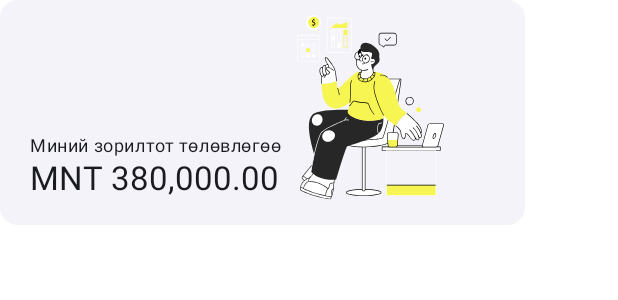
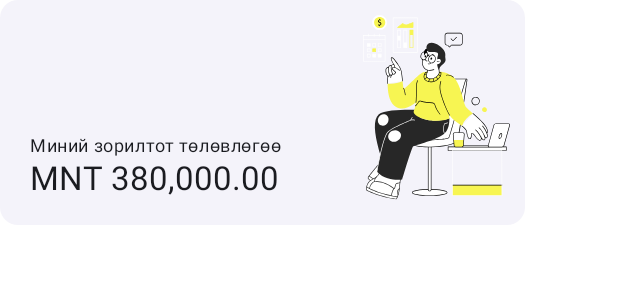
Before and after one commit to zolbooo/hetevch-app, an Android app built with Jetpack Compose: the @Preview function BudgetCardPreview, on a phone screen of 412 x 824 dp. Shown: the top 300 px of the screen. Run offline under Robolectric (Android 15) with nearby library versions, the phone set to English and light mode, and no system bars.

Commit message:
fix(budget-card): fill width

```diff
--- a/androidApp/src/main/java/xyz/zolbooo/hetevch/android/components/BudgetCard.kt
+++ b/androidApp/src/main/java/xyz/zolbooo/hetevch/android/components/BudgetCard.kt
@@ -29,7 +29,9 @@ fun BudgetCard(amount: Long, modifier: Modifier = Modifier) {
     ElevatedCard(modifier = modifier) {
         Row(
             horizontalArrangement = Arrangement.SpaceBetween,
-            modifier = Modifier.padding(horizontal = 10.dp, vertical = 10.dp),
+            modifier = Modifier
+                .padding(horizontal = 10.dp, vertical = 10.dp)
+                .fillMaxWidth(),
         ) {
             Column(
                 Modifier
```
